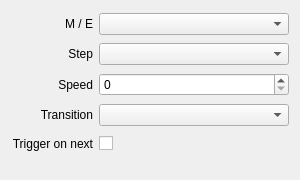
Old version of the form src/Widgets/Inspector/Atem/InspectorAtemAutoWidget.ui in the repository CasparCG/client.
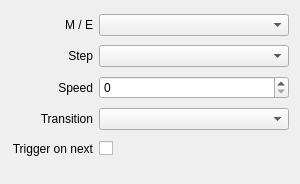
New version of the form.

Patch:
```diff
--- a/src/Widgets/Inspector/Atem/InspectorAtemAutoWidget.ui
+++ b/src/Widgets/Inspector/Atem/InspectorAtemAutoWidget.ui
@@ -7,7 +7,7 @@
     <x>0</x>
     <y>0</y>
     <width>300</width>
-    <height>180</height>
+    <height>184</height>
    </rect>
   </property>
   <property name="sizePolicy">
```
Left out of the diff: 33 changed lines with no effect on the pictures.
